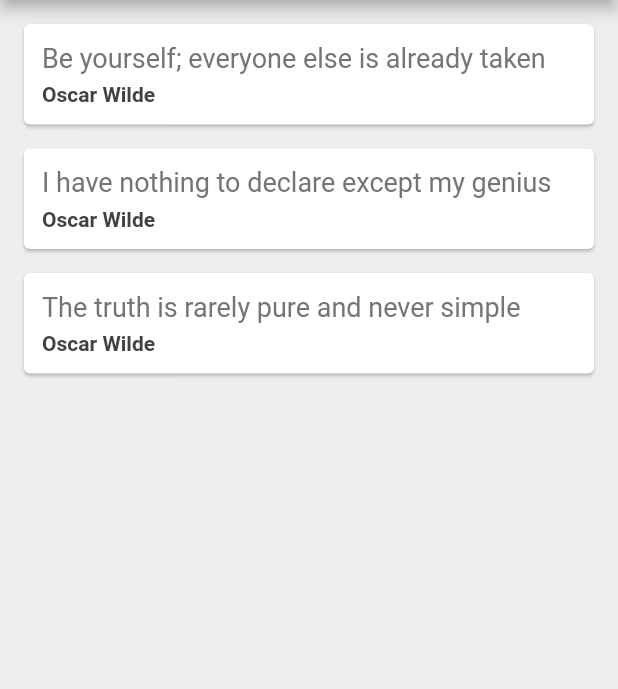
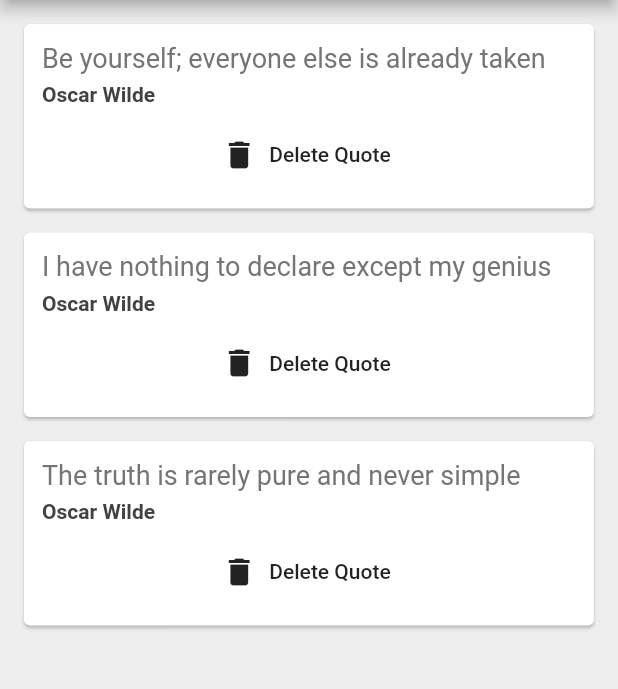
Before and after one commit to iNumanLeeds/Quotes, a Flutter app: the screen it shows after launch, on a phone screen of 412 x 824 dp, the part 84-773 px from its top. Run offline on Flutter 3.47's test engine with Material 2 defaults, Android fonts, the phone set to English and light mode, and no system bars.

Commit message:
Learned how to pass functions as arguments

```diff
--- /dev/null
+++ b/lib/cards/quote_card.dart
@@ -0,0 +1,48 @@
+import 'package:flutter/material.dart';
+import 'package:quotes/quote_dto/quote.dart';
+
+class QuoteCard extends StatelessWidget {
+
+  final Quote quote;
+  final Function() delete;
+
+  QuoteCard({required this.quote, required this.delete});
+
+  @override
+  Widget build(BuildContext context) {
+    return Card(
+      margin: EdgeInsets.fromLTRB(16.0, 16.0, 16.0, 0.0),
+      child: Padding(
+        padding: const EdgeInsets.all(12.0),
+        child: Column(
+          crossAxisAlignment: CrossAxisAlignment.stretch,
+          children: [
+            Text(
+              quote.text,
+              style: TextStyle(
+                fontSize: 18.0,
+                color: Colors.grey[600],
+              ),
+            ),
+            SizedBox(
+              height: 6.0,
+            ),
+            Text(
+              quote.author,
+              style: TextStyle(
+                  fontSize: 14.0,
+                  color: Colors.grey[800],
+                  fontWeight: FontWeight.bold),
+            ),
+            SizedBox(height: 8.0,),
+            FlatButton.icon(
+                onPressed: delete,
+                icon: Icon(Icons.delete),
+                label: Text("Delete Quote")
+            )
+          ],
+        ),
+      ),
+    );
+  }
+}
--- a/lib/main.dart
+++ b/lib/main.dart
@@ -1,5 +1,6 @@
 import 'package:flutter/material.dart';
-import 'package:quotes/quote.dart';
+import 'package:quotes/quote_dto/quote.dart';
+import 'cards/quote_card.dart';
 
 void main() => runApp(MaterialApp(home: Quoteslist()));
 
@@ -29,36 +30,6 @@ class _QuoteslistState extends State<Quoteslist> {
         text: 'The truth is rarely pure and never simple')
   ];
 
-  Widget quoteTemplate(quote) {
-    return Card(
-      margin: EdgeInsets.fromLTRB(16.0, 16.0, 16.0, 0.0),
-      child: Padding(
-        padding: const EdgeInsets.all(12.0),
-        child: Column(
-          crossAxisAlignment: CrossAxisAlignment.stretch,
-          children: [
-            Text(
-              quote.text,
-              style: TextStyle(
-                fontSize: 18.0,
-                color: Colors.grey[600],
-              ),
-            ),
-            SizedBox(height: 6.0,),
-            Text(
-              quote.author,
-              style: TextStyle(
-                fontSize: 14.0,
-                color: Colors.grey[800],
-                fontWeight: FontWeight.bold
-              ),
-            )
-          ],
-        ),
-      ),
-    );
-  }
-
   @override
   Widget build(BuildContext context) {
     return Scaffold(
@@ -71,7 +42,13 @@ class _QuoteslistState extends State<Quoteslist> {
       body: Column(
         children: quotes
             // .map((quote) => Text('${quote.text} - ${quote.author}'))
-            .map((quote) => quoteTemplate(quote))
+            .map((quote) => QuoteCard(
+                quote: quote,
+                delete: () {
+                  setState(() {
+                    quotes.remove(quote);
+                  });
+                }))
             .toList(),
       ),
     );
```
Also changed, not shown: lib/quote_dto/quote.dart (renamed from lib/quote.dart).
